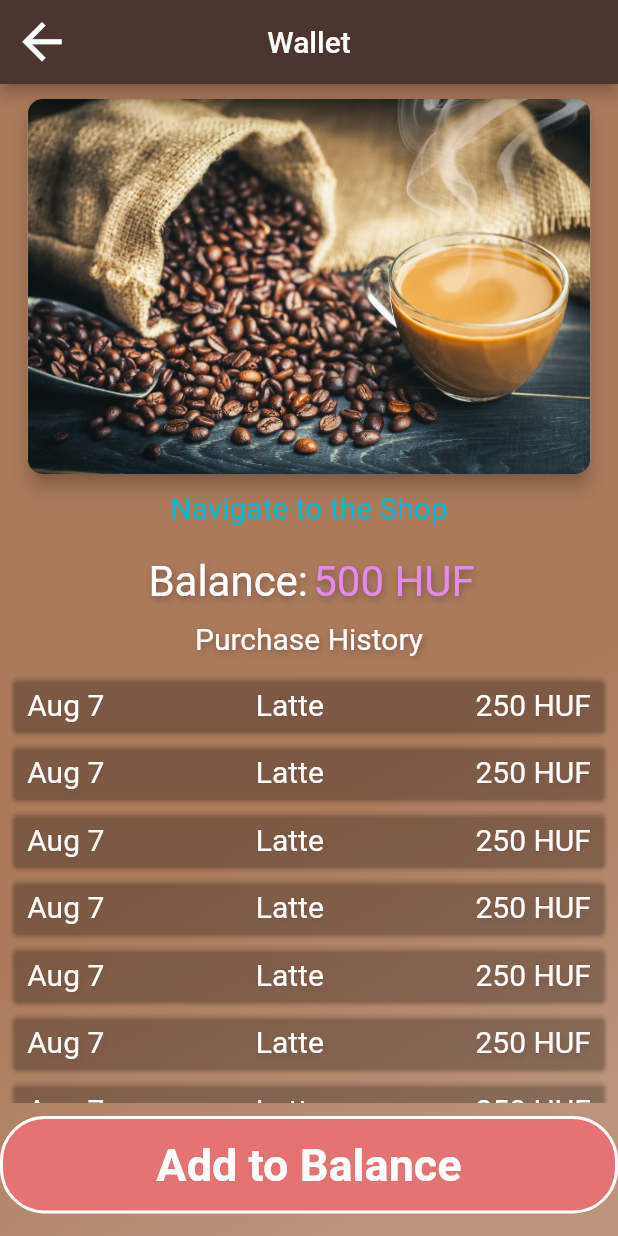
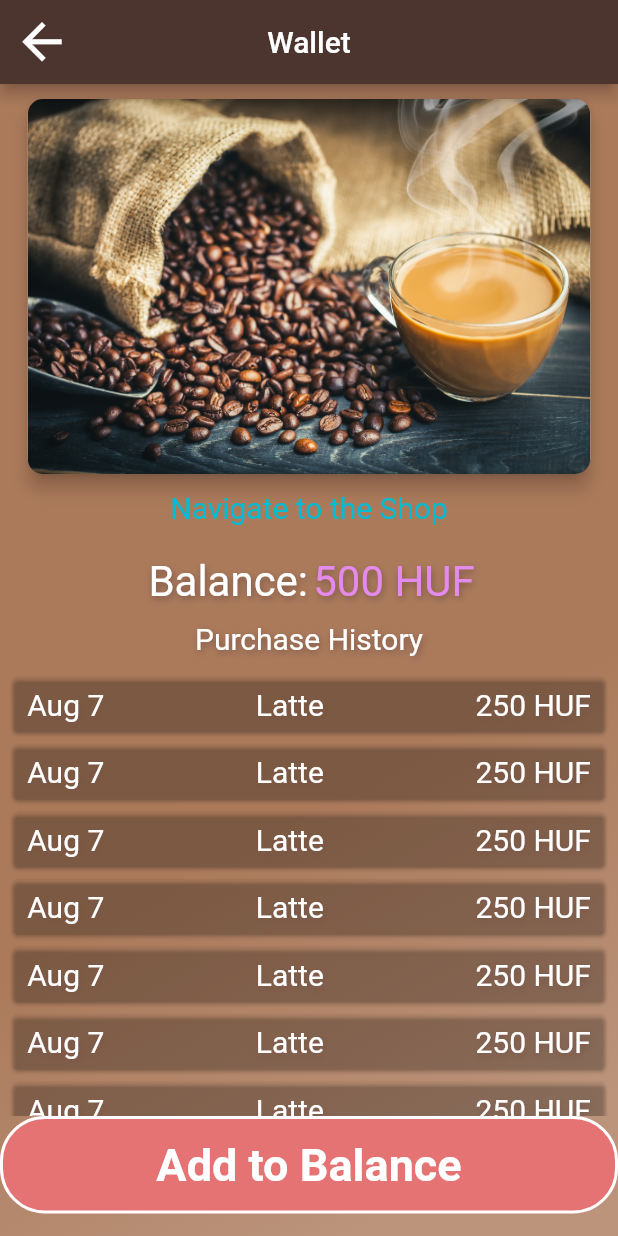
Before and after one commit to R-D-Software/Coffee-Shop, a Flutter app: the WalletScreen screen opened by its route, on a phone screen of 412 x 824 dp. Run offline on Flutter 3.47's test engine with Material 2 defaults, Android fonts, the phone set to English and light mode, and no system bars; our stand-ins replace bloc, cloud_firestore, equatable, firebase_auth, flutter_bloc, flutter_spinkit and 3 more; missing offline and left inert: flutter_facebook_login; accounts and stored records are empty; network calls fail; Roboto replaces fonts that are missing (OpenSans); statements that could not run were skipped.

Commit message:
Add toast to itemview Delete Cart from homescreen Add More language elements

```diff
--- a/coffee_shop/lib/Models/language.dart
+++ b/coffee_shop/lib/Models/language.dart
@@ -149,6 +149,12 @@ class LanguageModel
         Language.HUNGARIAN: "A listád üres"
     };
 
+    static Map<Language, String> toastAddToCart = const
+    {
+        Language.ENGLISH: " was added to your cart",
+        Language.HUNGARIAN: " hozzáadásra került"
+    };
+
     static Future init(BuildContext context) async
     {
         User user;
--- a/coffee_shop/lib/UI/Components/HomeWidgets/home_body.dart
+++ b/coffee_shop/lib/UI/Components/HomeWidgets/home_body.dart
@@ -89,7 +89,7 @@ class _HomeScreenBodyState extends State<HomeScreenBody> {
                 }
                 return ListView(
                   children: <Widget>[
-                    CartOnHomeScreen(DummyData.empty),
+                    //CartOnHomeScreen(DummyData.empty),
                     ItemSlider(
                         name: LanguageModel
                             .favourites[LanguageModel.currentLanguage],
--- a/coffee_shop/lib/UI/Components/HomeWidgets/wallet_body.dart
+++ b/coffee_shop/lib/UI/Components/HomeWidgets/wallet_body.dart
@@ -36,6 +36,11 @@ class WalletBody extends StatelessWidget
                                 _navigationWidgetBuilder(context),
                                 SizedBox(height: 20,),
                                 balance,
+								Container
+								(
+									child: StrokedText(text: LanguageModel.purchaseHistory[LanguageModel.currentLanguage], size: 20),
+									margin: EdgeInsets.all(10),
+								),
                                 PurchaseHistoryComponent
                                 (
                                     height: deviceHeight
@@ -44,6 +49,7 @@ class WalletBody extends StatelessWidget
                                     - 25  /*NavigationHeight*/
                                     - 20  /*SizedBox*/
                                     - 30  /*BalanceHeight*/
+									- 34  /*purchase history text height*/
                                     - 42  /*AdditionalHeight because of default spaces between widgets*/
                                     - (65 - 15) /*ButtonHeight*/
                                 ),
--- a/coffee_shop/lib/UI/Components/WalletComponents/purchase_history_component.dart
+++ b/coffee_shop/lib/UI/Components/WalletComponents/purchase_history_component.dart
@@ -24,11 +24,6 @@ class _PurchaseHistoryComponentState extends State<PurchaseHistoryComponent>
             (
                 children: <Widget>
                 [
-                    Container
-                    (
-                        child: StrokedText(text: LanguageModel.purchaseHistory[LanguageModel.currentLanguage], size: 20),
-                        margin: EdgeInsets.all(10),
-                    ),
                     getHistoryElement(context),
                     getHistoryElement(context),
                     getHistoryElement(context),
--- a/coffee_shop/pubspec.yaml
+++ b/coffee_shop/pubspec.yaml
@@ -34,6 +34,7 @@ dependencies:
   font_awesome_flutter: ^8.5.0
   flutter_bloc: ^0.21.0
   equatable: ^0.5.1
+  fluttertoast: ^3.1.3
 
 
   # The following adds the Cupertino Icons font to your application.
```
Also changed, not shown: coffee_shop/lib/UI/Screens/coffee_item_view_screen.dart (+13 -2 lines).
